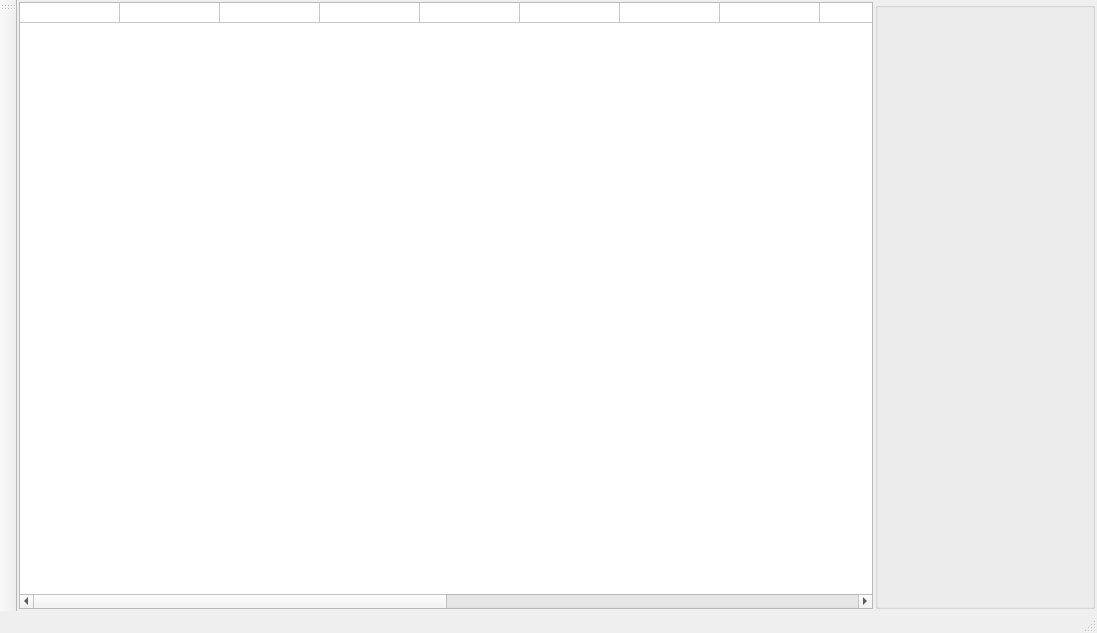
The window that ui/wnd_server.ui (decenfrontier/PyNetAuth) describes before a commit, drawn with Qt 5.
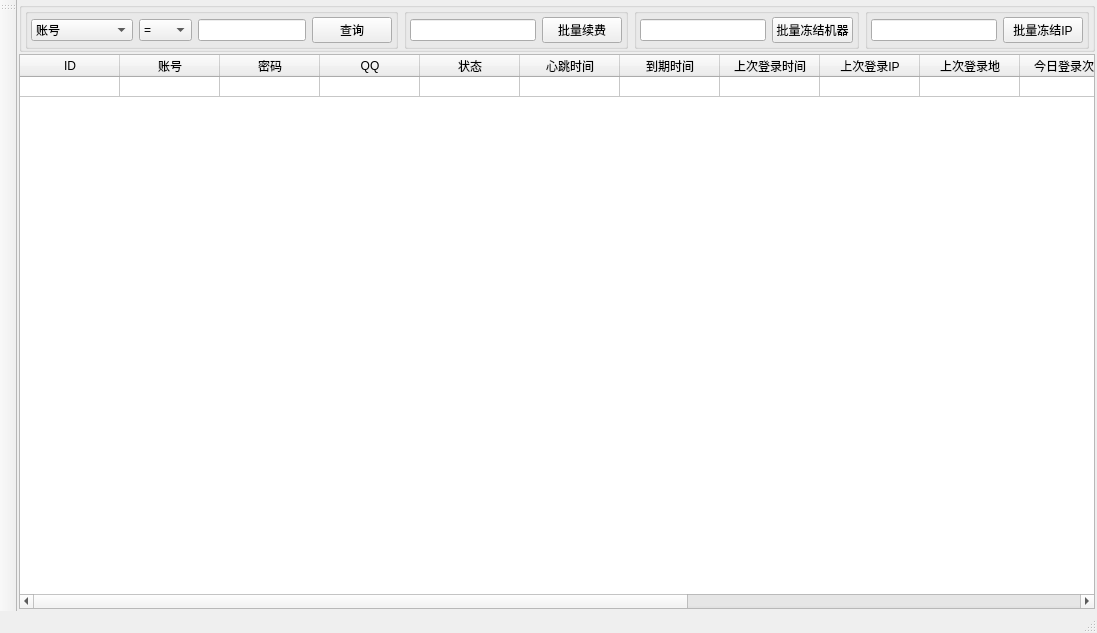
The same window after the commit. The open tabs and pages were chosen to show the change.

```diff
--- a/ui/wnd_server.ui
+++ b/ui/wnd_server.ui
@@ -308,10 +308,254 @@
          <number>2</number>
         </property>
         <item row="0" column="0">
-         <layout class="QHBoxLayout" name="horizontalLayout_2">
+         <layout class="QVBoxLayout" name="verticalLayout_3" stretch="1,12">
           <property name="spacing">
            <number>2</number>
           </property>
+          <item>
+           <widget class="QGroupBox" name="groupBox_2">
+            <property name="minimumSize">
+             <size>
+              <width>220</width>
+              <height>0</height>
+             </size>
+            </property>
+            <property name="title">
+             <string/>
+            </property>
+            <layout class="QHBoxLayout" name="horizontalLayout_8">
+             <property name="leftMargin">
+              <number>3</number>
+             </property>
+             <property name="topMargin">
+              <number>0</number>
+             </property>
+             <property name="rightMargin">
+              <number>3</number>
+             </property>
+             <property name="bottomMargin">
+              <number>0</number>
+             </property>
+             <item>
+              <widget class="QGroupBox" name="groupBox_5">
+               <property name="title">
+                <string/>
+               </property>
+               <layout class="QHBoxLayout" name="horizontalLayout_2">
+                <property name="leftMargin">
+                 <number>3</number>
+                </property>
+                <property name="topMargin">
+                 <number>3</number>
+                </property>
+                <property name="rightMargin">
+                 <number>3</number>
+                </property>
+                <property name="bottomMargin">
+                 <number>3</number>
+                </property>
+                <item>
+                 <widget class="QComboBox" name="comboBox">
+                  <item>
+                   <property name="text">
+                    <string>账号</string>
+                   </property>
+                  </item>
+                  <item>
+                   <property name="text">
+                    <string>密码</string>
+                   </property>
+                  </item>
+                  <item>
+                   <property name="text">
+                    <string>QQ</string>
+                   </property>
+                  </item>
+                  <item>
+                   <property name="text">
+                    <string>状态</string>
+                   </property>
+                  </item>
+                  <item>
+                   <property name="text">
+                    <string>上次登录时间</string>
+                   </property>
+                  </item>
+                  <item>
+                   <property name="text">
+                    <string>上次登录IP</string>
+                   </property>
+                  </item>
+                  <item>
+                   <property name="text">
+                    <string>今日登录次数</string>
+                   </property>
+                  </item>
+                  <item>
+                   <property name="text">
+                    <string>今日解绑次数</string>
+                   </property>
+                  </item>
+                  <item>
+                   <property name="text">
+                    <string>机器码</string>
+                   </property>
+                  </item>
+                  <item>
+                   <property name="text">
+                    <string>注册时间</string>
+                   </property>
+                  </item>
+                  <item>
+                   <property name="text">
+                    <string>备注</string>
+                   </property>
+                  </item>
+                 </widget>
+                </item>
+                <item>
+                 <widget class="QComboBox" name="comboBox_2">
+                  <item>
+                   <property name="text">
+                    <string>=</string>
+                   </property>
+                  </item>
+                  <item>
+                   <property name="text">
+                    <string>!=</string>
+                   </property>
+                  </item>
+                  <item>
+                   <property name="text">
+                    <string>&gt;</string>
+                   </property>
+                  </item>
+                  <item>
+                   <property name="text">
+                    <string>&lt;</string>
+                   </property>
+                  </item>
+                  <item>
+                   <property name="text">
+                    <string>like</string>
+                   </property>
+                  </item>
+                  <item>
+                   <property name="text">
+                    <string>rlike</string>
+                   </property>
+                  </item>
+                 </widget>
+                </item>
+                <item>
+                 <widget class="QLineEdit" name="lineEdit"/>
+                </item>
+                <item>
+                 <widget class="QPushButton" name="pushButton">
+                  <property name="text">
+                   <string>查询</string>
+                  </property>
+                 </widget>
+                </item>
+               </layout>
+              </widget>
+             </item>
+             <item>
+              <widget class="QGroupBox" name="groupBox_6">
+               <property name="title">
+                <string/>
+               </property>
+               <layout class="QHBoxLayout" name="horizontalLayout_5">
+                <property name="leftMargin">
+                 <number>3</number>
+                </property>
+                <property name="topMargin">
+                 <number>3</number>
+                </property>
+                <property name="rightMargin">
+                 <number>3</number>
+                </property>
+                <property name="bottomMargin">
+                 <number>3</number>
+                </property>
+                <item>
+                 <widget class="QLineEdit" name="lineEdit_2"/>
+                </item>
+                <item>
+                 <widget class="QPushButton" name="pushButton_2">
+                  <property name="text">
+                   <string>批量续费</string>
+                  </property>
+                 </widget>
+                </item>
+               </layout>
+              </widget>
+             </item>
+             <item>
+              <widget class="QGroupBox" name="groupBox_7">
+               <property name="title">
+                <string/>
+               </property>
+               <layout class="QHBoxLayout" name="horizontalLayout_6">
+                <property name="leftMargin">
+                 <number>3</number>
+                </property>
+                <property name="topMargin">
+                 <number>3</number>
+                </property>
+                <property name="rightMargin">
+                 <number>3</number>
+                </property>
+                <property name="bottomMargin">
+                 <number>3</number>
+                </property>
+                <item>
+                 <widget class="QLineEdit" name="lineEdit_3"/>
+                </item>
+                <item>
+                 <widget class="QPushButton" name="pushButton_3">
+                  <property name="text">
+                   <string>批量冻结机器</string>
+                  </property>
+                 </widget>
+                </item>
+               </layout>
+              </widget>
+             </item>
+             <item>
+              <widget class="QGroupBox" name="groupBox_8">
+               <property name="title">
+                <string/>
+               </property>
+               <layout class="QHBoxLayout" name="horizontalLayout_7">
+                <property name="leftMargin">
+                 <number>3</number>
+                </property>
+                <property name="topMargin">
+                 <number>3</number>
+                </property>
+                <property name="rightMargin">
+                 <number>3</number>
+                </property>
+                <property name="bottomMargin">
+                 <number>3</number>
+                </property>
+                <item>
+                 <widget class="QLineEdit" name="lineEdit_4"/>
+                </item>
+                <item>
+                 <widget class="QPushButton" name="pushButton_4">
+                  <property name="text">
+                   <string>批量冻结IP</string>
+                  </property>
+                 </widget>
+                </item>
+               </layout>
+              </widget>
+             </item>
+            </layout>
+           </widget>
+          </item>
           <item>
            <widget class="QTableWidget" name="tbe_user">
             <property name="alternatingRowColors">
@@ -333,7 +577,7 @@
              <number>1</number>
             </property>
             <attribute name="horizontalHeaderVisible">
-             <bool>false</bool>
+             <bool>true</bool>
             </attribute>
             <attribute name="horizontalHeaderStretchLastSection">
              <bool>true</bool>
@@ -434,19 +678,6 @@
             </column>
            </widget>
           </item>
-          <item>
-           <widget class="QGroupBox" name="groupBox_2">
-            <property name="minimumSize">
-             <size>
-              <width>220</width>
-              <height>0</height>
-             </size>
-            </property>
-            <property name="title">
-             <string/>
-            </property>
-           </widget>
-          </item>
          </layout>
         </item>
        </layout>
```
Left out of the diff: 2 changed lines with no effect on the pictures.
